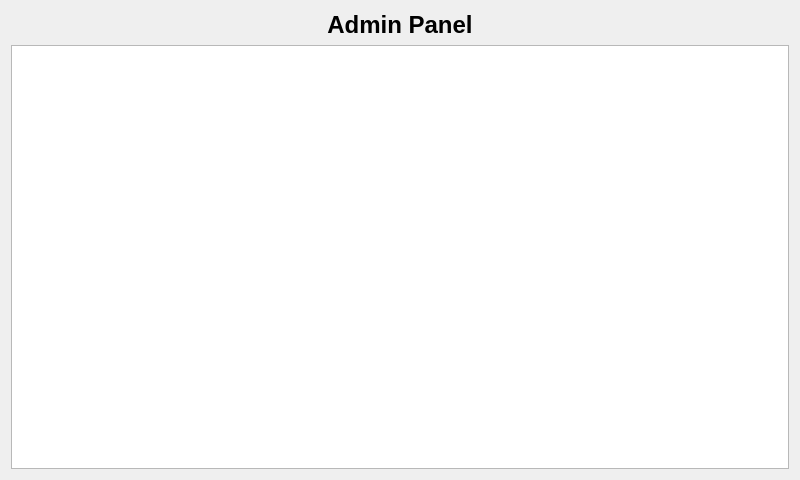
jplarose/PiChores, file AdminPanel.ui: the form before one commit.
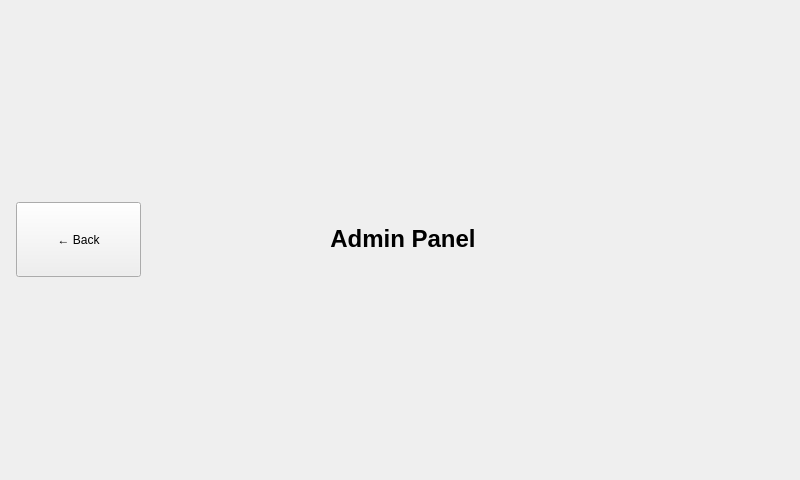
The form after the commit.

Patch:
```diff
--- a/AdminPanel.ui
+++ b/AdminPanel.ui
@@ -12,20 +12,93 @@
   </property>
   <layout class="QVBoxLayout" name="verticalLayout">
    <item>
-    <widget class="QLabel" name="adminLabel">
-     <property name="text">
-      <string>Admin Panel</string>
+    <layout class="QHBoxLayout" name="horizontalLayout" stretch="0,0,0,0">
+     <property name="spacing">
+      <number>6</number>
      </property>
-     <property name="alignment">
-      <set>Qt::AlignCenter</set>
+     <property name="sizeConstraint">
+      <enum>QLayout::SetDefaultConstraint</enum>
      </property>
-     <property name="styleSheet">
-      <string>font-size: 24px; font-weight: bold;</string>
+     <property name="leftMargin">
+      <number>5</number>
      </property>
-    </widget>
+     <item>
+      <widget class="QPushButton" name="go_home_button">
+       <property name="minimumSize">
+        <size>
+         <width>125</width>
+         <height>75</height>
+        </size>
+       </property>
+       <property name="maximumSize">
+        <size>
+         <width>125</width>
+         <height>75</height>
+        </size>
+       </property>
+       <property name="text">
+        <string>← Back</string>
+       </property>
+      </widget>
+     </item>
+     <item>
+      <spacer name="horizontalSpacer_2">
+       <property name="orientation">
+        <enum>Qt::Horizontal</enum>
+       </property>
+       <property name="sizeType">
+        <enum>QSizePolicy::Fixed</enum>
+       </property>
+       <property name="sizeHint" stdset="0">
+        <size>
+         <width>150</width>
+         <height>20</height>
+        </size>
+       </property>
+      </spacer>
+     </item>
+     <item>
+      <widget class="QLabel" name="adminLabel">
+       <property name="maximumSize">
+        <size>
+         <width>400</width>
+         <height>40</height>
+        </size>
+       </property>
+       <property name="toolTipDuration">
+        <number>0</number>
+       </property>
+       <property name="styleSheet">
+        <string>font-size: 24px; font-weight: bold;</string>
+       </property>
+       <property name="text">
+        <string>Admin Panel</string>
+       </property>
+       <property name="alignment">
+        <set>Qt::AlignCenter</set>
+       </property>
+      </widget>
+     </item>
+     <item>
+      <spacer name="horizontalSpacer">
+       <property name="orientation">
+        <enum>Qt::Horizontal</enum>
+       </property>
+       <property name="sizeType">
+        <enum>QSizePolicy::Fixed</enum>
+       </property>
+       <property name="sizeHint" stdset="0">
+        <size>
+         <width>280</width>
+         <height>20</height>
+        </size>
+       </property>
+      </spacer>
+     </item>
+    </layout>
    </item>
    <item>
-    <widget class="QTableWidget" name="logTable"/>
+    <layout class="QHBoxLayout" name="UsersAreaLayout"/>
    </item>
   </layout>
  </widget>
```
Left out of the diff: 9 changed lines with no effect on the pictures.
